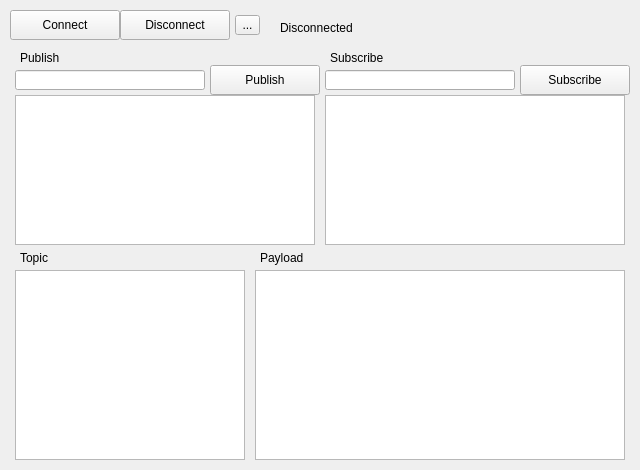
This is Layout/main_layout.ui in Dev-91/MQTT_Tester as Qt 5 draws it before an edit. The edited form follows.
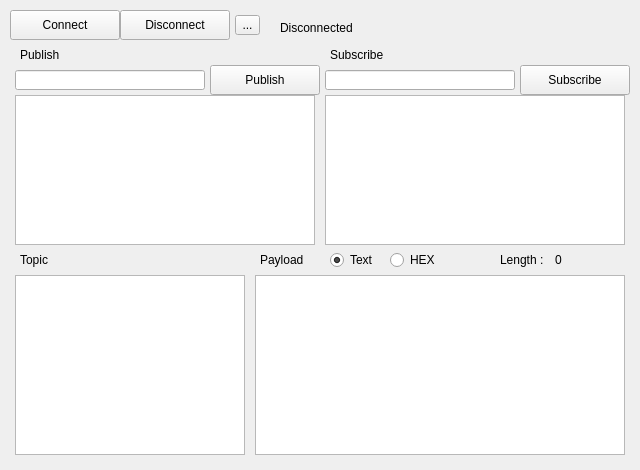
This is the edited form.

The edit to the form file:
```diff
--- a/Layout/main_layout.ui
+++ b/Layout/main_layout.ui
@@ -126,9 +126,9 @@
     <property name="geometry">
      <rect>
       <x>20</x>
-      <y>50</y>
-      <width>100</width>
-      <height>16</height>
+      <y>45</y>
+      <width>60</width>
+      <height>20</height>
      </rect>
     </property>
     <property name="text">
@@ -139,9 +139,9 @@
     <property name="geometry">
      <rect>
       <x>330</x>
-      <y>50</y>
-      <width>100</width>
-      <height>16</height>
+      <y>45</y>
+      <width>70</width>
+      <height>20</height>
      </rect>
     </property>
     <property name="text">
@@ -165,9 +165,9 @@
     <property name="geometry">
      <rect>
       <x>255</x>
-      <y>270</y>
+      <y>275</y>
       <width>370</width>
-      <height>190</height>
+      <height>180</height>
      </rect>
     </property>
     <property name="readOnly">
@@ -199,8 +199,8 @@
      <rect>
       <x>20</x>
       <y>250</y>
-      <width>100</width>
-      <height>16</height>
+      <width>60</width>
+      <height>20</height>
      </rect>
     </property>
     <property name="text">
@@ -212,8 +212,8 @@
      <rect>
       <x>260</x>
       <y>250</y>
-      <width>100</width>
-      <height>16</height>
+      <width>60</width>
+      <height>20</height>
      </rect>
     </property>
     <property name="text">
@@ -224,12 +224,73 @@
     <property name="geometry">
      <rect>
       <x>15</x>
-      <y>270</y>
+      <y>275</y>
       <width>230</width>
-      <height>190</height>
+      <height>180</height>
      </rect>
     </property>
    </widget>
+   <widget class="QRadioButton" name="hex_type_radio_btn">
+    <property name="geometry">
+     <rect>
+      <x>390</x>
+      <y>250</y>
+      <width>60</width>
+      <height>20</height>
+     </rect>
+    </property>
+    <property name="text">
+     <string>HEX</string>
+    </property>
+    <attribute name="buttonGroup">
+     <string notr="true">buttonGroup</string>
+    </attribute>
+   </widget>
+   <widget class="QRadioButton" name="text_type_radio_btn">
+    <property name="geometry">
+     <rect>
+      <x>330</x>
+      <y>250</y>
+      <width>60</width>
+      <height>20</height>
+     </rect>
+    </property>
+    <property name="text">
+     <string>Text</string>
+    </property>
+    <property name="checked">
+     <bool>true</bool>
+    </property>
+    <attribute name="buttonGroup">
+     <string notr="true">buttonGroup</string>
+    </attribute>
+   </widget>
+   <widget class="QLabel" name="length_label">
+    <property name="geometry">
+     <rect>
+      <x>500</x>
+      <y>250</y>
+      <width>60</width>
+      <height>20</height>
+     </rect>
+    </property>
+    <property name="text">
+     <string>Length : </string>
+    </property>
+   </widget>
+   <widget class="QLabel" name="length_num_label">
+    <property name="geometry">
+     <rect>
+      <x>555</x>
+      <y>250</y>
+      <width>60</width>
+      <height>20</height>
+     </rect>
+    </property>
+    <property name="text">
+     <string>0</string>
+    </property>
+   </widget>
   </widget>
  </widget>
  <resources/>
```
Left out of the diff: 7 changed lines with no effect on the pictures.
